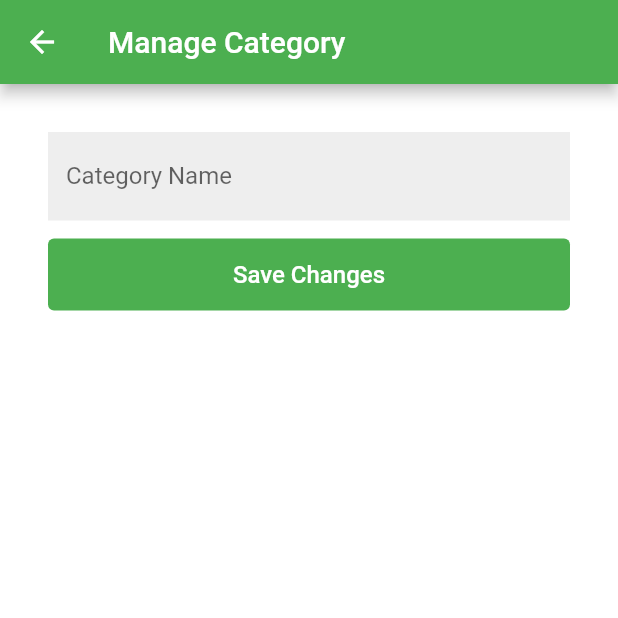
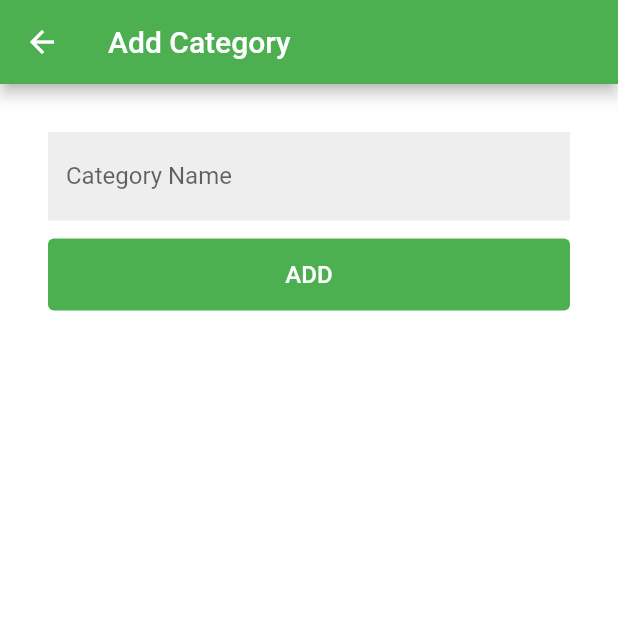
Before and after one commit to MBanawa/groceryadmin, a Flutter app: the CategoriesScreen screen opened directly, after a tap on the "add" icon, on a phone screen of 412 x 824 dp, the top half of it. Run offline on Flutter 3.47's test engine with Material 2 defaults, Android fonts, the phone set to English and light mode, and no system bars; our stand-ins replace cloud_firestore, firebase_auth, firebase_core, firebase_storage, get, image_picker; accounts and stored records are empty.

Commit message:
added CRUD for categories

```diff
--- a/lib/screens/categories.dart
+++ b/lib/screens/categories.dart
@@ -57,7 +57,10 @@ class _CategoriesScreenState extends State<CategoriesScreen> {
           IconButton(
             icon: Icon(Icons.add),
             onPressed: () {
-              Get.to(ManageCategoryScreen());
+              Get.to(ManageCategoryScreen(
+                canEdit: false,
+                category: const {},
+              ));
             },
           )
         ],
@@ -68,9 +71,12 @@ class _CategoriesScreenState extends State<CategoriesScreen> {
           itemBuilder: (bc, index) {
             return ListTile(
               title: Text("${_categories[index]["title"]}"),
-              trailing: Icon(Icons.edit_outlined),
+              trailing: const Icon(Icons.edit_outlined),
               onTap: () {
-                Get.to(ManageCategoryScreen());
+                Get.to(ManageCategoryScreen(
+                  canEdit: true,
+                  category: _categories[index],
+                ));
               },
             );
           },
--- a/lib/screens/manage_category.dart
+++ b/lib/screens/manage_category.dart
@@ -3,14 +3,48 @@ import 'package:get/get.dart';
 import 'package:cloud_firestore/cloud_firestore.dart';
 
 class ManageCategoryScreen extends StatelessWidget {
+  bool canEdit = false;
+  var category = {};
+
+  ManageCategoryScreen({
+    Key? key,
+    required this.canEdit,
+    required this.category,
+  }) : super(key: key) {
+    if (canEdit) _titleCtrl.text = category["title"];
+  }
+
   final FirebaseFirestore _db = FirebaseFirestore.instance;
   final TextEditingController _titleCtrl = TextEditingController();
+
+  update() {
+    _db
+        .collection("categories")
+        .doc(category["id"])
+        .update({"title": _titleCtrl.text}).then((value) {
+      Get.back();
+    });
+  }
+
+  add() {
+    _db.collection("categories").add({"title": _titleCtrl.text}).then((value) {
+      Get.back();
+    }).catchError((e) {
+      print(e);
+    });
+  }
+
+  delete() {
+    _db.collection("categories").doc(category["id"]).delete().then((value) {
+      Get.back();
+    });
+  }
 
   @override
   Widget build(BuildContext context) {
     return Scaffold(
       appBar: AppBar(
-        title: Text("Manage Category"),
+        title: Text("${canEdit ? 'Edit' : 'Add'} Category"),
       ),
       body: Container(
         padding: EdgeInsets.all(32.0),
@@ -36,23 +70,30 @@ class ManageCategoryScreen extends StatelessWidget {
                   elevation: 0,
                   primary: Colors.green,
                 ),
-                child: const Text(
-                  "Save Changes",
-                  style: TextStyle(
+                child: Text(
+                  canEdit ? 'UPDATE' : 'ADD',
+                  style: const TextStyle(
                     fontSize: 16,
                   ),
                 ),
                 onPressed: () {
-                  _db
-                      .collection("categories")
-                      .add({"title": _titleCtrl.text}).then((value) {
-                    Get.back();
-                  }).catchError((e) {
-                    print(e);
-                  });
+                  canEdit ? update() : add();
                 },
               ),
             ),
+            canEdit
+                ? TextButton(
+                    onPressed: () {
+                      delete();
+                    },
+                    child: const Text(
+                      "Delete",
+                      style: TextStyle(
+                        fontSize: 16,
+                      ),
+                    ),
+                  )
+                : Container(),
           ],
         ),
       ),
```
